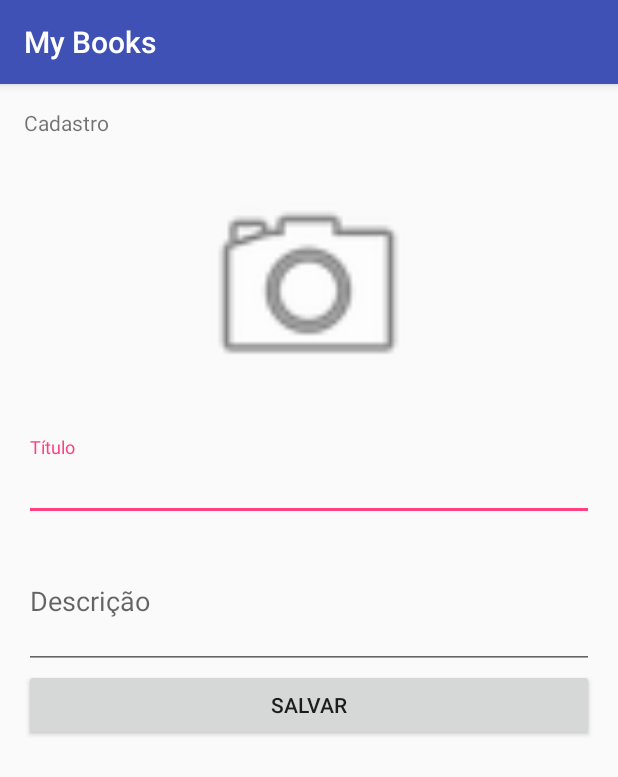
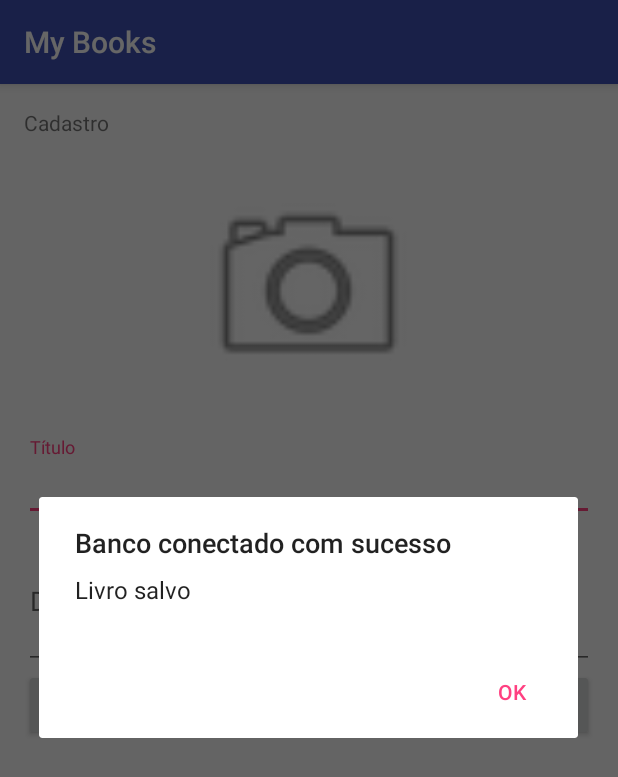
Before and after one commit to kaiqueroberto/MyBooks, an Android app: the CadastroActivity screen opened directly, with no data from a screen before it, after a tap on "SALVAR", on a phone screen of 412 x 824 dp. Shown: the top 777 px of the screen. Run offline under Robolectric (Android 15) with nearby library versions, the phone set to English and light mode, and no system bars; our stand-ins replace Room's generated code; 1 statement that could not run was skipped.

```diff
--- a/app/src/main/java/br/com/senaijandira/mybooks/CadastroActivity.java
+++ b/app/src/main/java/br/com/senaijandira/mybooks/CadastroActivity.java
@@ -1,7 +1,9 @@
 package br.com.senaijandira.mybooks;
 
 import android.app.Activity;
+import android.app.AlertDialog;
 import android.arch.persistence.room.Room;
+import android.content.DialogInterface;
 import android.content.Intent;
 import android.graphics.Bitmap;
 import android.graphics.BitmapFactory;
@@ -26,6 +28,8 @@ public class CadastroActivity extends AppCompatActivity {
     private final int COD_REQ_GALERIA = 101;
 
     private MyBooksDatabase myBooksDb;
+
+    private AlertDialog alerta;
 
     @Override
     protected void onCreate(Bundle savedInstanceState) {
@@ -106,6 +110,25 @@ public class CadastroActivity extends AppCompatActivity {
         MainActivity.livros[tamanhoArray] = livro;
         */
 
+         {
+            //Cria o gerador do AlertDialog
+            AlertDialog.Builder builder = new AlertDialog.Builder(this);
+            //define o titulo
+            builder.setTitle("Banco conectado com sucesso");
+            //define a mensagem
+            builder.setMessage("Livro salvo");
+            //define um botão como positivo
+            builder.setPositiveButton("Ok", new DialogInterface.OnClickListener() {
+                public void onClick(DialogInterface arg0, int arg1) {
+
+                }
+            });
+            //cria o AlertDialog
+            alerta = builder.create();
+            //Exibe
+            alerta.show();
+        }
+
         //Inserir no banco de dados
         myBooksDb.daoLivro().inserir(livro);
 
```
Also changed, not shown: app/src/main/java/br/com/senaijandira/mybooks/MainActivity.java (+10 -0 lines), app/src/main/res/layout/activity_main.xml (+18 -0 lines), app/src/main/res/layout/ler_layout.xml (added, +13 -0 lines), app/src/main/res/layout/lidos_layout.xml (added, +13 -0 lines).
